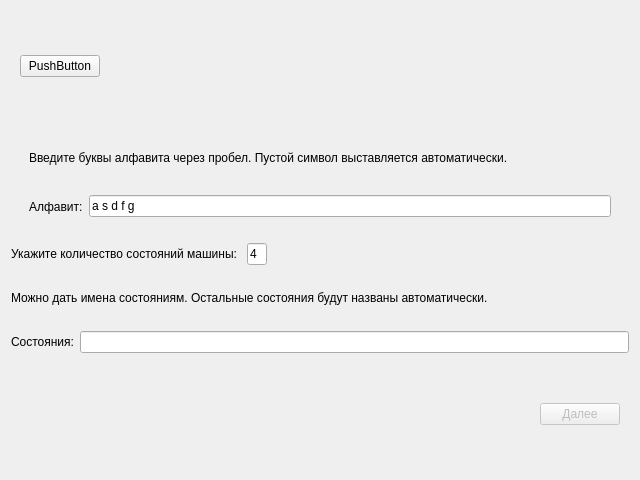
This is source/gui/sub_widgets/createprojectform.ui in baseoleph/turingmachine as Qt 5 draws it before an edit. The edited form follows.
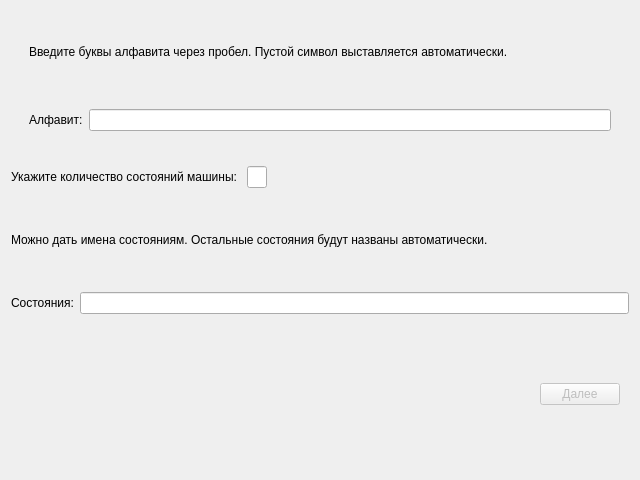
This is the edited form.

Diff of the .ui file:
```diff
--- a/source/gui/sub_widgets/createprojectform.ui
+++ b/source/gui/sub_widgets/createprojectform.ui
@@ -14,32 +14,6 @@
    <string>Form</string>
   </property>
   <layout class="QVBoxLayout" name="verticalLayout_3">
-   <item>
-    <widget class="QWidget" name="widget_2" native="true">
-     <layout class="QHBoxLayout" name="horizontalLayout_2">
-      <item>
-       <widget class="QPushButton" name="pushButton_2">
-        <property name="text">
-         <string>PushButton</string>
-        </property>
-       </widget>
-      </item>
-      <item>
-       <spacer name="horizontalSpacer_2">
-        <property name="orientation">
-         <enum>Qt::Horizontal</enum>
-        </property>
-        <property name="sizeHint" stdset="0">
-         <size>
-          <width>515</width>
-          <height>20</height>
-         </size>
-        </property>
-       </spacer>
-      </item>
-     </layout>
-    </widget>
-   </item>
    <item>
     <widget class="QWidget" name="widget_6" native="true">
      <layout class="QVBoxLayout" name="verticalLayout">
@@ -69,7 +43,7 @@
          <item>
           <widget class="QLineEdit" name="lineEdit_alphabet">
            <property name="text">
-            <string>a s d f g</string>
+            <string/>
            </property>
           </widget>
          </item>
@@ -99,7 +73,7 @@
           </size>
          </property>
          <property name="text">
-          <string>4</string>
+          <string/>
          </property>
         </widget>
        </item>
```
